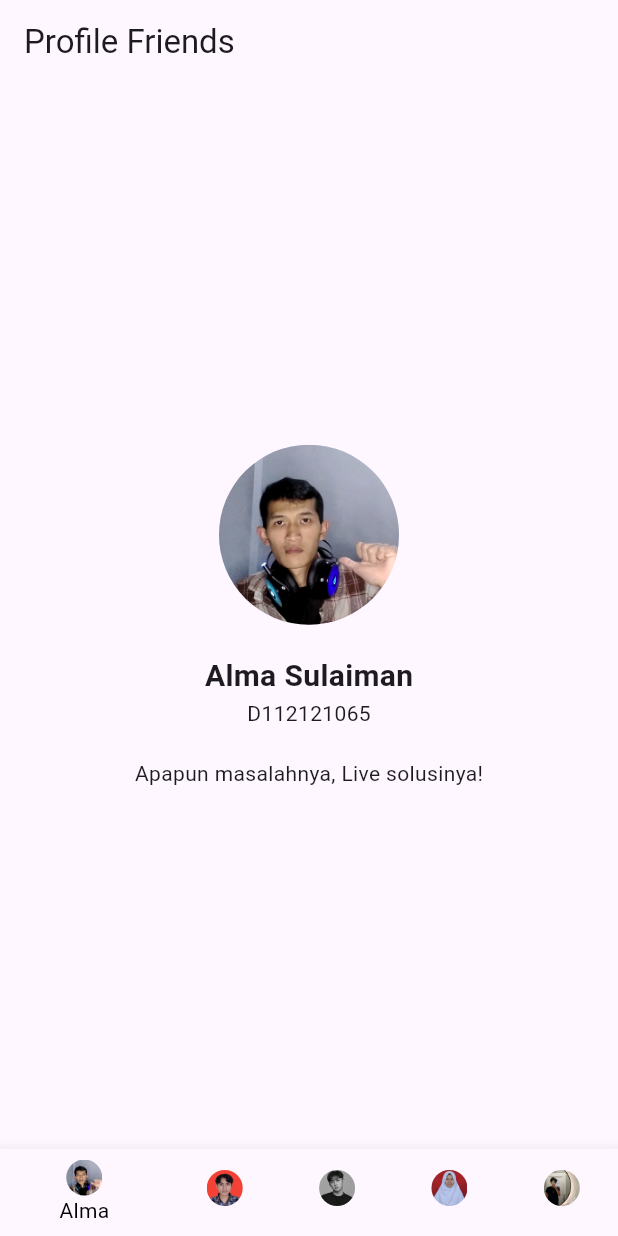
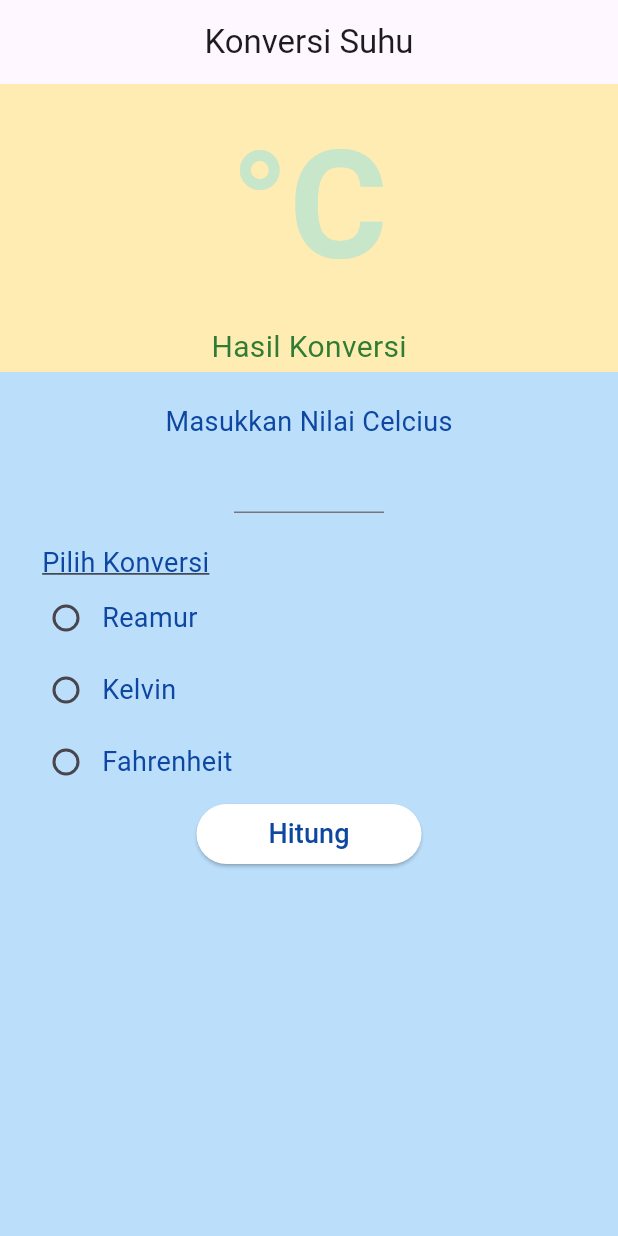
Before and after one commit to riyanada/pemrograman-mobile, a Flutter app: the screen it shows after launch, on a phone screen of 412 x 824 dp. Run offline on Flutter 3.47's test engine with Material 3 defaults, Android fonts, the light colour scheme and no system bars; our stand-ins replace fluttertoast.

Commit message:
add week-10

```diff
--- a/lib/main.dart
+++ b/lib/main.dart
@@ -1,149 +1,238 @@
-// ignore_for_file: library_private_types_in_public_api
-
 import 'package:flutter/material.dart';
+import 'package:fluttertoast/fluttertoast.dart';
 
 void main() {
-  runApp(const MyApp());
+  runApp(const MainApp());
 }
 
-class MyApp extends StatelessWidget {
-  const MyApp({super.key});
+class MainApp extends StatelessWidget {
+  const MainApp({super.key});
 
   @override
   Widget build(BuildContext context) {
-    return MaterialApp(
-      title: 'Profile Friends',
-      theme: ThemeData(
-        primarySwatch: Colors.blue,
-      ),
-      home: const ProfilePage(),
+    return const MaterialApp(
+      home: RadioButtonPage(),
     );
   }
 }
 
-class ProfilePage extends StatefulWidget {
-  const ProfilePage({super.key});
+class RadioButtonPage extends StatefulWidget {
+  const RadioButtonPage({super.key});
 
   @override
-  _ProfilePageState createState() => _ProfilePageState();
+  State<RadioButtonPage> createState() => _RadioButtonPageState();
 }
 
-class _ProfilePageState extends State<ProfilePage> {
-  int _selectedIndex = 0;
+class _RadioButtonPageState extends State<RadioButtonPage> {
+  String jenis = "";
+  double hasilKonversi = 0;
+  String textCelcius = "";
+  int radioValue = 0;
 
-  final List<Map<String, String>> _friends = [
-    {
-      'name': 'Alma Sulaiman',
-      'nim': 'D112121065',
-      'imageAsset': 'assets/images/alma.png',
-      'additionalInfo': 'Apapun masalahnya, Live solusinya!',
-    },
-    {
-      'name': 'Ikhsan Fauzan',
-      'nim': 'D112121063',
-      'imageAsset': 'assets/images/ikhsan.png',
-      'additionalInfo': 'Menjual berbagai emas!',
-    },
-    {
-      'name': 'Nur Hidayat',
-      'nim': 'D112121058',
-      'imageAsset': 'assets/images/nur.jpg',
-      'additionalInfo': 'Suhu nih bos senggol dong',
-    },
-    {
-      'name': 'Sarah Fadilah',
-      'nim': 'D112121064',
-      'imageAsset': 'assets/images/sarah.jpeg',
-      'additionalInfo': 'Nice to meet you!',
-    },
-    {
-      'name': 'Wahyu Safrizal',
-      'nim': 'D112121056',
-      'imageAsset': 'assets/images/way.png',
-      'additionalInfo': 'My Cars is Fast!',
-    },
-  ];
-
-  void _onItemTapped(int index) {
+  void hitungKonversi() {
+    if (textCelcius == "") {
+      Fluttertoast.showToast(
+          msg: "Masukkan nilai suhu yang akan di konversikan",
+          toastLength: Toast.LENGTH_SHORT,
+          backgroundColor: Colors.red[600],
+          textColor: Colors.white);
+      return;
+    }
+    double celsius = double.parse(textCelcius);
+    if (radioValue == 1) {
       setState(() {
-      _selectedIndex = index;
+        jenis = "Reamur";
+        hasilKonversi = (4 / 5) * celsius;
       });
+    } else if (radioValue == 2) {
+      setState(() {
+        jenis = "Kelvin";
+        hasilKonversi = 273 + celsius;
+      });
+    } else {
+      setState(() {
+        jenis = "Fahrenheit";
+        hasilKonversi = (9 / 5 * celsius) + 32;
+      });
+    }
   }
 
   @override
   Widget build(BuildContext context) {
     return Scaffold(
+      resizeToAvoidBottomInset: false,
       appBar: AppBar(
-        title: const Text('Profile Friends'),
+        title: const Align(
+          alignment: Alignment.center,
+          child: Text('Konversi Suhu'),
         ),
-      body: Center(
+      ),
+      body: Column(
+        children: [
+          Expanded(
+            flex: 1,
+            child: Container(
+              width: double.infinity,
+              height: double.infinity,
+              decoration: BoxDecoration(color: Colors.amber[100]),
+              child: SingleChildScrollView(
+                physics: const AlwaysScrollableScrollPhysics(),
+                child: Container(
+                  margin: const EdgeInsets.all(10),
                   child: Column(
-          mainAxisAlignment: MainAxisAlignment.center,
+                    mainAxisAlignment: MainAxisAlignment.spaceAround,
                     children: [
-            CircleAvatar(
-              radius: 60,
-              backgroundImage:
-                  AssetImage(_friends[_selectedIndex]['imageAsset']!),
+                      Text(
+                        "\u00b0C",
+                        style: TextStyle(
+                            fontSize: 100,
+                            fontWeight: FontWeight.bold,
+                            color: Colors.green[100]),
                       ),
-            const SizedBox(height: 20),
-            Text(
-              _friends[_selectedIndex]['name']!,
-              style: const TextStyle(fontSize: 20, fontWeight: FontWeight.bold),
+                      Padding(
+                        padding: const EdgeInsets.all(8.0),
+                        child: FittedBox(
+                          fit: BoxFit.fitWidth,
+                          child: Text(
+                            jenis == ""
+                                ? "Hasil Konversi"
+                                : "Hasil Konversi ke $jenis adalah $hasilKonversi",
+                            style: TextStyle(
+                                fontSize: 20, color: Colors.green[800]),
                           ),
-            Text(_friends[_selectedIndex]['nim']!),
-            const SizedBox(height: 20),
-            Text(_friends[_selectedIndex]['additionalInfo']!),
+                        ),
+                      ),
                     ],
                   ),
                 ),
-      bottomNavigationBar: BottomNavigationBar(
-        items: [
-          BottomNavigationBarItem(
-            icon: CircleAvatar(
-              backgroundImage: AssetImage(_friends[0]['imageAsset']!),
-              backgroundColor: Colors.transparent,
-              radius: 12,
               ),
-            label: _friends[0]['name']?.split(' ')[0],
             ),
-          BottomNavigationBarItem(
-            icon: CircleAvatar(
-              backgroundImage: AssetImage(_friends[1]['imageAsset']!),
-              backgroundColor: Colors.transparent,
-              radius: 12,
           ),
-            label: _friends[1]['name']?.split(' ')[0],
+          Expanded(
+            flex: 3,
+            child: Container(
+              width: double.infinity,
+              height: double.infinity,
+              decoration: BoxDecoration(color: Colors.blue[100]),
+              child: SingleChildScrollView(
+                physics: const AlwaysScrollableScrollPhysics(),
+                child: Container(
+                  margin: const EdgeInsets.all(20),
+                  child: Column(
+                    mainAxisAlignment: MainAxisAlignment.start,
+                    children: [
+                      Text(
+                        "Masukkan Nilai Celcius",
+                        style: TextStyle(fontSize: 18, color: Colors.blue[900]),
                       ),
-          BottomNavigationBarItem(
-            icon: CircleAvatar(
-              backgroundImage: AssetImage(_friends[2]['imageAsset']!),
-              backgroundColor: Colors.transparent,
-              radius: 12,
+                      SizedBox(
+                        width: 100,
+                        child: TextField(
+                          onChanged: (e) => textCelcius = e,
+                          keyboardType: TextInputType.number,
+                          textAlign: TextAlign.center,
+                          style: const TextStyle(
+                              fontSize: 18, color: Colors.black54),
                         ),
-            label: _friends[2]['name']?.split(' ')[0],
                       ),
-          BottomNavigationBarItem(
-            icon: CircleAvatar(
-              backgroundImage: AssetImage(_friends[3]['imageAsset']!),
-              backgroundColor: Colors.transparent,
-              radius: 12,
+                      const SizedBox(
+                        height: 20,
                       ),
-            label: _friends[3]['name']!.split(' ')[0],
+                      Row(
+                        children: [
+                          Padding(
+                            padding: const EdgeInsets.only(left: 8.0),
+                            child: Text(
+                              "Pilih Konversi",
+                              style: TextStyle(
+                                decoration: TextDecoration.underline,
+                                fontSize: 18,
+                                color: Colors.blue[900],
                               ),
-          BottomNavigationBarItem(
-            icon: CircleAvatar(
-              backgroundImage: AssetImage(_friends[4]['imageAsset']!),
-              backgroundColor: Colors.transparent,
-              radius: 12,
                             ),
-            label: _friends[4]['name']!.split(' ')[0],
+                          )
+                        ],
+                      ),
+                      Row(
+                        children: [
+                          Radio(
+                            value: 1,
+                            groupValue: radioValue,
+                            onChanged: (value) {
+                              setState(() {
+                                radioValue = 1;
+                              });
+                            },
+                          ),
+                          Text(
+                            "Reamur",
+                            style: TextStyle(
+                                fontSize: 18, color: Colors.blue[900]),
+                          )
+                        ],
+                      ),
+                      Row(
+                        children: [
+                          Radio(
+                            value: 2,
+                            groupValue: radioValue,
+                            onChanged: (value) {
+                              setState(() {
+                                radioValue = 2;
+                              });
+                            },
+                          ),
+                          Text(
+                            "Kelvin",
+                            style: TextStyle(
+                                fontSize: 18, color: Colors.blue[900]),
+                          )
+                        ],
+                      ),
+                      Row(
+                        children: [
+                          Radio(
+                            value: 3,
+                            groupValue: radioValue,
+                            onChanged: (value) {
+                              setState(() {
+                                radioValue = 3;
+                              });
+                            },
+                          ),
+                          Text(
+                            "Fahrenheit",
+                            style: TextStyle(
+                                fontSize: 18, color: Colors.blue[900]),
+                          )
+                        ],
+                      ),
+                      SizedBox(
+                        width: 150,
+                        child: ElevatedButton(
+                          onPressed: () {
+                            hitungKonversi();
+                          },
+                          style: ElevatedButton.styleFrom(
+                            backgroundColor: Colors.white,
+                            shape: RoundedRectangleBorder(
+                              borderRadius: BorderRadius.circular(30.0),
+                            ),
+                          ),
+                          child: Text(
+                            "Hitung",
+                            style: TextStyle(
+                                fontSize: 18, color: Colors.blue[900]),
+                          ),
+                        ),
+                      )
+                    ],
+                  ),
+                ),
+              ),
+            ),
           ),
         ],
-        currentIndex: _selectedIndex,
-        selectedItemColor: Colors.black,
-        unselectedItemColor: Colors.purple,
-        backgroundColor: Colors.black,
-        onTap: _onItemTapped,
       ),
     );
   }
```
Also changed, not shown: pubspec.yaml (+3 -4 lines), assets/images/alma.png (deleted), assets/images/ikhsan.png (deleted), assets/images/nur.jpg (deleted), assets/images/riyan.jpg (deleted), assets/images/sarah.jpeg (deleted), assets/images/way.png (deleted), pubspec.lock, 108 other files. Lines whose indentation alone changed are shown as unchanged.
